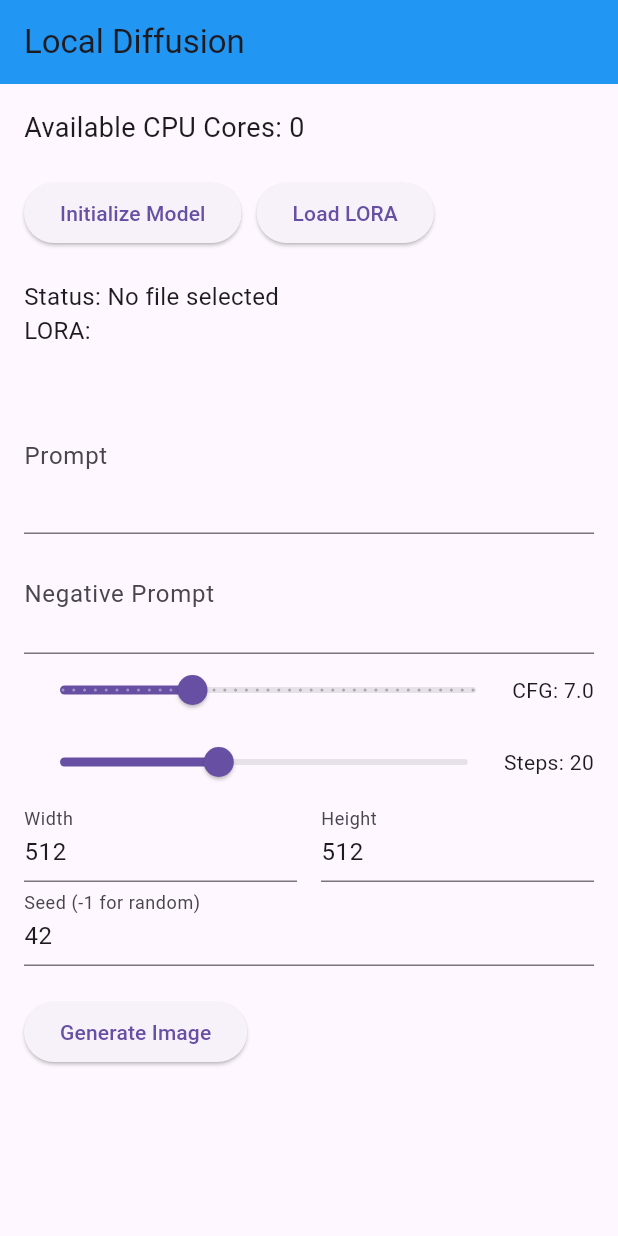
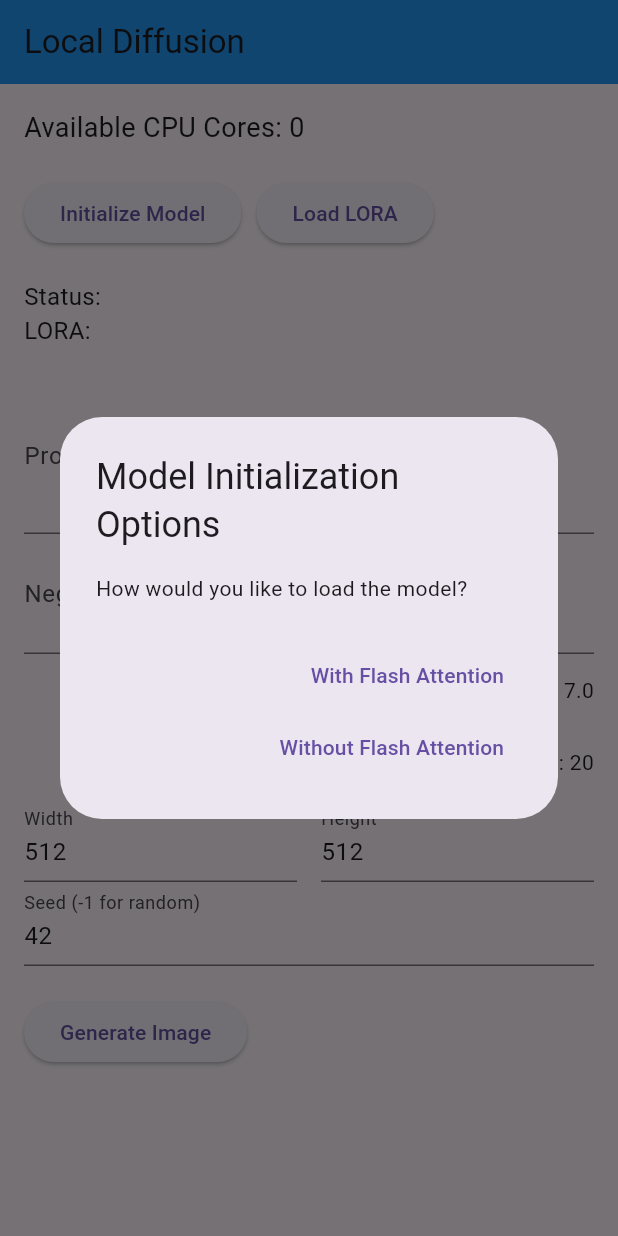
Before and after one commit to rmatif/Local-Diffusion, a Flutter app: the screen it shows after launch, after a tap on "Initialize Model", on a phone screen of 412 x 824 dp. Run offline on Flutter 3.47's test engine with Material 3 defaults, Android fonts, the phone set to English and light mode, and no system bars; our stand-ins replace file_picker; missing offline and left inert: dart:ffi; statements that could not run were skipped.

Commit message:
Added Flash Attention Support

```diff
--- a/lib/ffi_bindings.dart
+++ b/lib/ffi_bindings.dart
@@ -12,6 +12,23 @@
     Int32 step, Int32 steps, Float time, Pointer<Void> data);
 typedef ProgressCallback = void Function(
     int step, int steps, double time, Pointer<Void> data);
+
+enum SDType {
+  SD_TYPE_F32,
+  SD_TYPE_F16,
+  SD_TYPE_Q4_0,
+  SD_TYPE_Q4_1,
+  SD_TYPE_Q5_0,
+  SD_TYPE_Q5_1,
+  SD_TYPE_Q8_0,
+  SD_TYPE_Q8_1,
+  SD_TYPE_Q2_K,
+  SD_TYPE_Q3_K,
+  SD_TYPE_Q4_K,
+  SD_TYPE_Q5_K,
+  SD_TYPE_Q6_K,
+  SD_TYPE_Q8_K,
+}
 
 class FFIBindings {
   static final DynamicLibrary _lib = _loadLibrary();
--- a/lib/main.dart
+++ b/lib/main.dart
@@ -3,7 +3,9 @@
 import 'stable_diffusion_service.dart';
 
 void main() {
-  runApp(const MyApp());
+  runApp(MaterialApp(
+    home: const MyApp(),
+  ));
 }
 
 class MyApp extends StatefulWidget {
@@ -56,11 +58,36 @@
                 children: [
                   ElevatedButton(
                     onPressed: () async {
-                      final result =
-                          await StableDiffusionService.pickAndInitializeModel();
-                      setState(() {
-                        _message = result;
-                      });
+                      final bool? useFlashAttention = await showDialog<bool>(
+                        context: context,
+                        builder: (BuildContext context) {
+                          return AlertDialog(
+                            title: const Text('Model Initialization Options'),
+                            content: const Text(
+                                'How would you like to load the model?'),
+                            actions: <Widget>[
+                              TextButton(
+                                onPressed: () => Navigator.pop(context, true),
+                                child: const Text('With Flash Attention'),
+                              ),
+                              TextButton(
+                                onPressed: () => Navigator.pop(context, false),
+                                child: const Text('Without Flash Attention'),
+                              ),
+                            ],
+                          );
+                        },
+                      );
+
+                      if (useFlashAttention != null) {
+                        StableDiffusionService.setFlashAttention(
+                            useFlashAttention);
+                        final result = await StableDiffusionService
+                            .pickAndInitializeModel();
+                        setState(() {
+                          _message = result;
+                        });
+                      }
                     },
                     child: const Text('Initialize Model'),
                   ),
--- a/lib/stable_diffusion_service.dart
+++ b/lib/stable_diffusion_service.dart
@@ -40,11 +40,19 @@
       StreamController<ProgressUpdate>.broadcast();
   static final _logController = StreamController<LogMessage>.broadcast();
   static bool _isInitialized = false;
+  static bool _useFlashAttention = false;
   static late int _numCores;
 
   static Stream<ProgressUpdate> get progressStream =>
       _progressController.stream;
   static Stream<LogMessage> get logStream => _logController.stream;
+
+  static void setFlashAttention(bool value) {
+    _useFlashAttention = value;
+    if (_ctx != null) {
+      initializeModel();
+    }
+  }
 
   static void _logCallback(int level, Pointer<Utf8> text, Pointer<Void> data) {
     final message = text.toDartString();
@@ -131,6 +139,8 @@
     try {
       developer.log(
           "LORA directory set to: /data/user/0/com.example.sd_test_app/cache/file_picker");
+      developer.log(
+          "Flash Attention is ${_useFlashAttention ? 'enabled' : 'disabled'}");
 
       _ctx = FFIBindings.newSdCtx(
           modelPathPtr,
@@ -147,8 +157,10 @@
           false,
           false,
           false,
-          _numCores, // Using all available cores
-          0,
+          _numCores,
+          _useFlashAttention
+              ? SDType.SD_TYPE_F16.index
+              : SDType.SD_TYPE_F32.index,
           0,
           0,
           false,
@@ -209,7 +221,6 @@
       final image = result.cast<SDImage>().ref;
       final bytes = image.data.asTypedList(width * height * image.channel);
 
-      // Use buffer pool for RGBA conversion
       final rgbaBytes = BufferPool.getRgbaBuffer(width * height * 4);
       for (var i = 0; i < width * height; i++) {
         rgbaBytes[i * 4] = bytes[i * 3];
```
Also changed, not shown: 2 other files.
